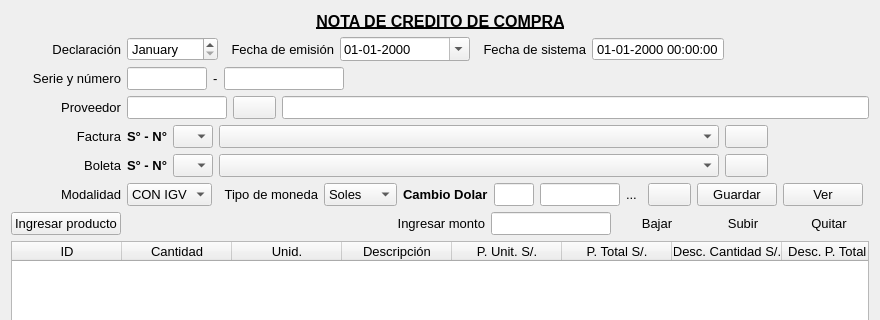
First picture: the form in Facturacion/compranotacredito.ui, repository radtek/manager, before the edit; both pictures show x 0 to 880 and y 0 to 320 of the 880 by 576 pixel window.
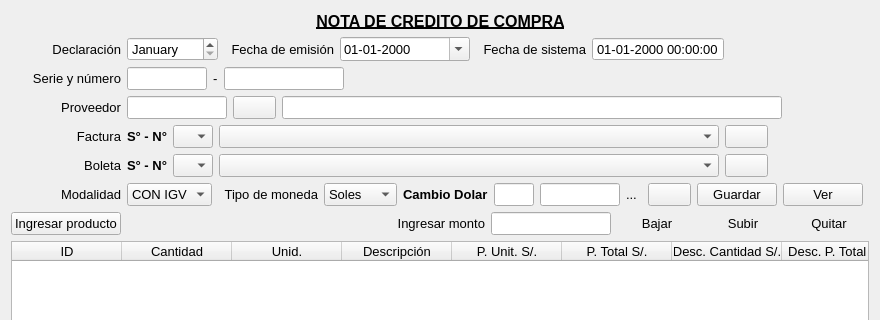
Second picture: the form after the edit. Icons and pictures are not drawn. Custom widgets are drawn as their Qt base class.

Patch:
```diff
--- a/Facturacion/compranotacredito.ui
+++ b/Facturacion/compranotacredito.ui
@@ -391,10 +391,16 @@
       <widget class="QLineEdit" name="lineEdit_nombre">
        <property name="minimumSize">
         <size>
-         <width>400</width>
+         <width>500</width>
          <height>0</height>
         </size>
        </property>
+       <property name="maximumSize">
+        <size>
+         <width>500</width>
+         <height>16777215</height>
+        </size>
+       </property>
        <property name="font">
         <font>
          <pointsize>10</pointsize>
@@ -402,6 +408,19 @@
        </property>
       </widget>
      </item>
+     <item>
+      <spacer name="horizontalSpacer_2">
+       <property name="orientation">
+        <enum>Qt::Horizontal</enum>
+       </property>
+       <property name="sizeHint" stdset="0">
+        <size>
+         <width>40</width>
+         <height>20</height>
+        </size>
+       </property>
+      </spacer>
+     </item>
     </layout>
    </item>
    <item>
```
